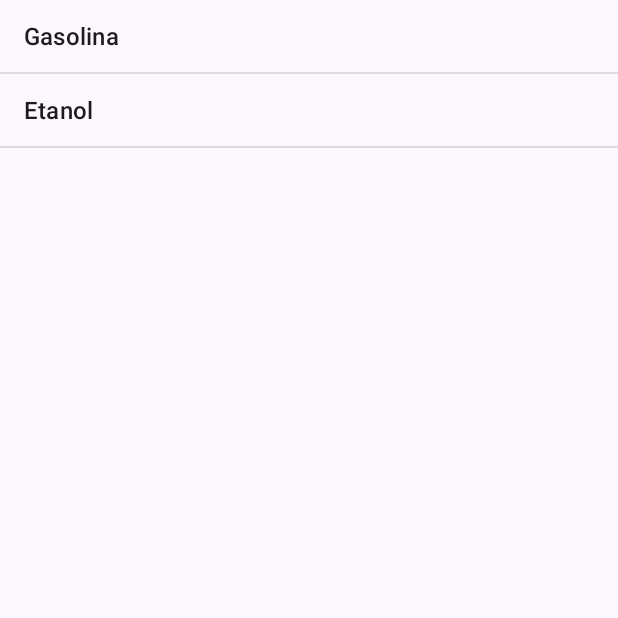
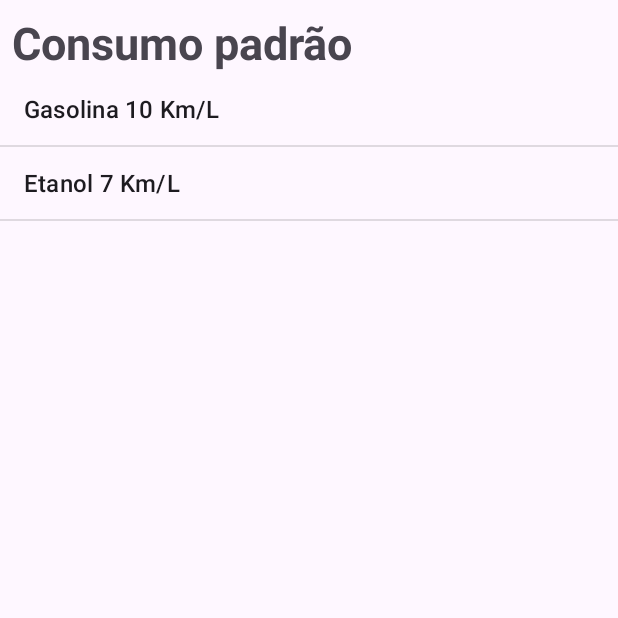
Before and after one commit to fernandogabrieu/FlexCalculator, an Android app: the BuscarActivity screen opened directly, with no data from a screen before it, on a phone screen of 412 x 824 dp, the top half of it. Run offline under Robolectric (Android 15) with nearby library versions, the phone set to English and light mode, and no system bars.

Commit message:
Some changes

```diff
--- a/app/src/main/res/layout/activity_buscar.xml
+++ b/app/src/main/res/layout/activity_buscar.xml
@@ -1,10 +1,34 @@
 <?xml version="1.0" encoding="utf-8"?>
-<ListView xmlns:android="http://schemas.android.com/apk/res/android"
+<androidx.constraintlayout.widget.ConstraintLayout xmlns:android="http://schemas.android.com/apk/res/android"
     xmlns:tools="http://schemas.android.com/tools"
-    android:id="@+id/lvCombustiveis"
+    xmlns:app="http://schemas.android.com/apk/res-auto"
     android:layout_width="match_parent"
-    android:layout_height="match_parent"
-    android:entries="@array/combustiveis"
-    tools:context=".BuscarActivity">
+    android:layout_height="match_parent">
 
-</ListView>
+    <TextView
+        android:id="@+id/tvConsumoPadrao"
+        android:layout_width="match_parent"
+        android:layout_height="wrap_content"
+        android:layout_marginStart="8dp"
+        android:layout_marginTop="8dp"
+        android:layout_marginEnd="16dp"
+        android:text="@string/consumo_padrao"
+        android:textSize="30sp"
+        android:textStyle="bold"
+        app:layout_constraintBottom_toTopOf="@id/lvCombustiveis"
+        app:layout_constraintEnd_toEndOf="parent"
+        app:layout_constraintStart_toStartOf="parent"
+        app:layout_constraintTop_toTopOf="parent" />
+
+    <ListView
+        android:id="@+id/lvCombustiveis"
+        android:layout_width="match_parent"
+        android:layout_height="0dp"
+        android:entries="@array/combustiveis"
+        app:layout_constraintBottom_toBottomOf="parent"
+        app:layout_constraintEnd_toEndOf="parent"
+        app:layout_constraintStart_toStartOf="parent"
+        app:layout_constraintTop_toBottomOf="@+id/tvConsumoPadrao"
+        tools:context=".BuscarActivity" />
+
+</androidx.constraintlayout.widget.ConstraintLayout>
--- a/app/src/main/res/values-night/themes.xml
+++ b/app/src/main/res/values-night/themes.xml
@@ -1,15 +1,15 @@
 <resources>
     <!-- Base application theme. -->
     <style name="Base.Theme.FlexCalculator" parent="Theme.Material3.DayNight.NoActionBar">
-        <!-- Customize your dark theme here. -->
-        <item name="colorPrimary">@color/green</item>
-        <item name="colorPrimaryVariant">@color/green_dark</item>
-        <item name="colorOnPrimary">@color/white</item>
-
-        <item name="colorSecondary">@color/blue</item>
-        <item name="colorSecondaryVariant">@color/blue_dark</item>
+        <!-- Primary brand color. -->
+        <item name="colorPrimary">@color/purple_200</item>
+        <item name="colorPrimaryVariant">@color/purple_700</item>
+        <item name="colorOnPrimary">@color/black</item>
+        <!-- Secondary brand color. -->
+        <item name="colorSecondary">@color/teal_200</item>
+        <item name="colorSecondaryVariant">@color/teal_200</item>
         <item name="colorOnSecondary">@color/black</item>
-
-        <!-- <item name="colorPrimary">@color/my_dark_primary</item> -->
+        <!-- Customize your theme here. -->
+        <item name="colorSurface">@color/purple_200</item>
     </style>
 </resources>
--- a/app/src/main/res/values/combustiveis.xml
+++ b/app/src/main/res/values/combustiveis.xml
@@ -1,7 +1,7 @@
 <?xml version="1.0" encoding="utf-8"?>
 <resources>
     <string-array name="combustiveis">
-        <item>Gasolina</item>
-        <item>Etanol</item>
+        <item>Gasolina 10 Km/L</item>
+        <item>Etanol 7 Km/L</item>
     </string-array>
 </resources>
--- a/app/src/main/res/values/strings.xml
+++ b/app/src/main/res/values/strings.xml
@@ -8,4 +8,5 @@
     <string name="o_mais_barato">O Mais Barato</string>
     <string name="combustivel_mais_economico">Combustível %1$d é mais econômico</string>
     <string name="preencha_todos_os_campos">Preencha todos os campos corretamente</string>
+    <string name="consumo_padrao">Consumo padrão</string>
 </resources>
--- a/app/src/main/res/values/themes.xml
+++ b/app/src/main/res/values/themes.xml
@@ -1,15 +1,17 @@
 <resources>
     <!-- Base application theme. -->
     <style name="Base.Theme.FlexCalculator" parent="Theme.Material3.DayNight.NoActionBar">
-        <!-- Customize your light theme here. -->
-        <item name="colorPrimary">@color/green_icon</item>
-        <item name="colorPrimaryVariant">@color/teal_700</item>
+    <!-- Base application theme. -->
+        <!-- Primary brand color. -->
+        <item name="colorPrimary">@color/purple_500</item>
+        <item name="colorPrimaryDark">@color/purple_700</item>
+        <item name="colorPrimaryVariant">@color/purple_700</item>
         <item name="colorOnPrimary">@color/white</item>
-
-        <item name="colorSecondary">@color/purple_500</item>
-        <item name="colorSecondaryVariant">@color/purple_700</item>
+        <!-- Secondary brand color. -->
+        <item name="colorSecondary">@color/teal_200</item>
+        <item name="colorSecondaryVariant">@color/teal_700</item>
         <item name="colorOnSecondary">@color/black</item>
-        <!-- <item name="colorPrimary">@color/my_light_primary</item> -->
+        <!-- Customize your theme here. -->
     </style>
 
     <style name="Theme.FlexCalculator" parent="Base.Theme.FlexCalculator" />
```
